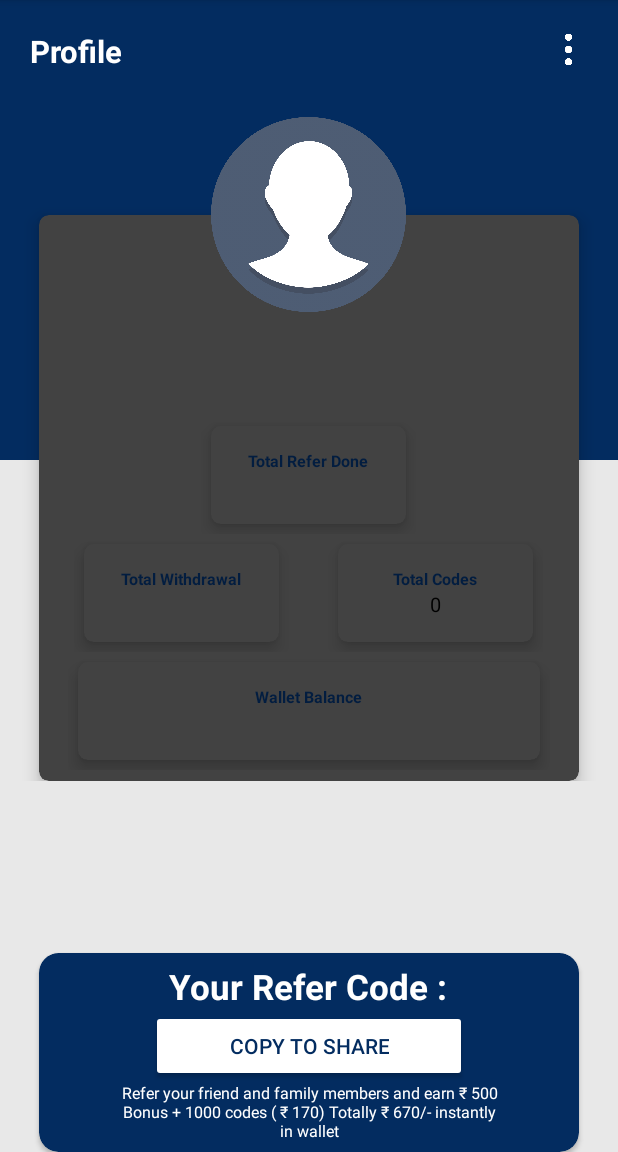
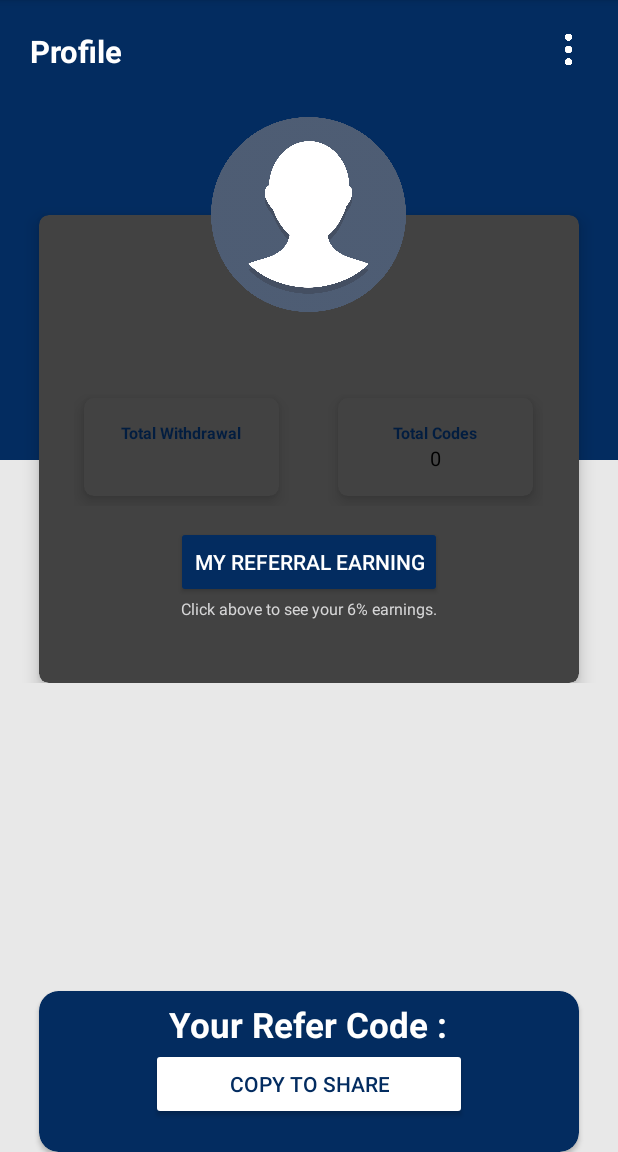
Before and after one commit to jayaprasad356/smart_id_app, an Android app: the fragment ProfileFragment shown on its own in the app's theme, on a phone screen of 412 x 824 dp, the part 84-1236 px from its top. Run offline under Robolectric (Android 15) with nearby library versions, the phone set to English and light mode, and no system bars; our stand-ins replace sdp/ssp sizes; network calls fail; 1 statement that could not run was skipped.

Commit message:
flow improved

```diff
--- a/app/src/main/java/com/app/fortuneapp/fragment/ProfileFragment.java
+++ b/app/src/main/java/com/app/fortuneapp/fragment/ProfileFragment.java
@@ -2,9 +2,8 @@ package com.app.fortuneapp.fragment;
 
 import android.annotation.SuppressLint;
 import android.app.Activity;
-import android.content.ClipData;
-import android.content.ClipboardManager;
 import android.content.Intent;
+import android.net.Uri;
 import android.os.Bundle;
 
 import androidx.cardview.widget.CardView;
@@ -22,6 +21,7 @@ import android.widget.TextView;
 import com.app.fortuneapp.R;
 import com.app.fortuneapp.activities.NotificaionActivity;
 import com.app.fortuneapp.activities.ReferEarnActivity;
+import com.app.fortuneapp.activities.ReferDetailsActivity;
 import com.app.fortuneapp.activities.UpdateProfileActivity;
 import com.app.fortuneapp.helper.Constant;
 import com.app.fortuneapp.helper.Session;
@@ -35,10 +35,10 @@ public class ProfileFragment extends Fragment implements PopupMenu.OnMenuItemCli
     Activity activity;
     Button btncopy;
 
-    private ClipboardManager myClipboard;
-    private ClipData myClip;
 
-    TextView tvName,tvMobile,tvEarn,tvWithdrawal,tvCodes,tvBalance,tvRefercode,tvTotalRefer;
+    Button btnReferDetails;
+
+    TextView tvName,tvMobile,tvEarn,tvWithdrawal,tvCodes,tvBalance,tvRefercode,tvTotalRefer,tvReferDescription;
 
 
     public ProfileFragment() {
@@ -68,6 +68,8 @@ public class ProfileFragment extends Fragment implements PopupMenu.OnMenuItemCli
         btncopy = root.findViewById(R.id.btncopy);
         tvRefercode = root.findViewById(R.id.tvRefercode);
         tvTotalRefer = root.findViewById(R.id.tvTotalRefer);
+        tvReferDescription = root.findViewById(R.id.tvReferDescription);
+        btnReferDetails = root.findViewById(R.id.btnReferDetails);
 
         tvName.setText(session.getData(Constant.NAME));
         tvMobile.setText(session.getData(Constant.MOBILE));
@@ -76,11 +78,20 @@ public class ProfileFragment extends Fragment implements PopupMenu.OnMenuItemCli
         tvCodes.setText(session.getInt(Constant.TOTAL_CODES) + "");
         tvBalance.setText(session.getData(Constant.BALANCE));
         tvTotalRefer.setText(session.getData(Constant.TOTAL_REFERRALS));
+        tvReferDescription.setText(session.getData(Constant.REFER_DESCRIPTION));
         cardView1.setOnClickListener(new View.OnClickListener() {
             @Override
             public void onClick(View view) {
                 Intent intent = new Intent(getActivity(), ReferEarnActivity.class);
                 startActivity(intent);
+            }
+        });
+        btnReferDetails.setOnClickListener(new View.OnClickListener() {
+            @Override
+            public void onClick(View view) {
+                Intent intent = new Intent(getActivity(), ReferDetailsActivity.class);
+                startActivity(intent);
+
             }
         });
 
@@ -95,7 +106,7 @@ public class ProfileFragment extends Fragment implements PopupMenu.OnMenuItemCli
                     shareIntent.setType("text/plain");
                     shareIntent.putExtra(Intent.EXTRA_SUBJECT, "My application name");
                     String shareMessage= "\nDOWNLOAD THE APP AND GET UNLIMITED EARNING .you can also Download App from below link and enter referral code while login-"+"\n"+text+"\n";
-                    shareMessage = shareMessage +"\nhttps://play.google.com/store/apps/details?id=com.app.fortuneapp \n\n";
+                    shareMessage = shareMessage +"\n https://play.google.com/store/apps/details?id=com.app.abcdapp \n\n";
                     shareIntent.putExtra(Intent.EXTRA_TEXT, shareMessage);
                     startActivity(Intent.createChooser(shareIntent, "choose one"));
                 } catch(Exception e) {
@@ -153,6 +164,13 @@ public class ProfileFragment extends Fragment implements PopupMenu.OnMenuItemCli
             startActivity(intent);
 
         }
+        else if (item.getItemId() == R.id.jobDetails){
+
+            Uri uri = Uri.parse(""+session.getData(Constant.JOB_DETAILS_LINK)); // missing 'http://' will cause crashed
+            Intent intent = new Intent(Intent.ACTION_VIEW, uri);
+            startActivity(intent);
+
+        }
         return false;
     }
 }
--- a/app/src/main/res/layout/fragment_profile.xml
+++ b/app/src/main/res/layout/fragment_profile.xml
@@ -50,12 +50,13 @@
             android:layout_height="wrap_content">
 
             <RelativeLayout
+                android:id="@+id/r2"
                 android:layout_width="match_parent"
                 android:layout_height="wrap_content">
 
                 <androidx.cardview.widget.CardView
                     android:layout_width="match_parent"
-                    android:layout_height="@dimen/_290sdp"
+                    android:layout_height="@dimen/_240sdp"
                     android:layout_marginHorizontal="@dimen/_20sdp"
                     android:layout_marginTop="@dimen/_50sdp"
                     app:cardCornerRadius="@dimen/_5sdp"
@@ -65,12 +66,7 @@
 
 
             </RelativeLayout>
-            <LinearLayout
-                android:layout_width="match_parent"
-                android:layout_height="wrap_content"
-                android:orientation="vertical">
 
-            </LinearLayout>
             <LinearLayout
                 android:id="@+id/l1"
                 android:layout_width="wrap_content"
@@ -95,6 +91,7 @@
                     android:layout_width="wrap_content"
                     android:layout_height="wrap_content"
                     android:text="+91 8847374373"
+                    android:visibility="gone"
                     android:textSize="@dimen/_10sdp"
                     android:layout_gravity="center"/>
 
@@ -113,8 +110,8 @@
                     android:layout_width="@dimen/_100sdp"
                     android:layout_height="@dimen/_50sdp"
                     app:cardElevation="@dimen/_5sdp"
+                    android:layout_margin="@dimen/_5sdp"
                     android:visibility="gone"
-                    android:layout_margin="@dimen/_5sdp"
                     app:cardCornerRadius="@dimen/_5sdp">
                     <LinearLayout
                         android:layout_width="wrap_content"
@@ -122,14 +119,16 @@
                         android:layout_gravity="center"
                         android:gravity="center"
                         android:padding="@dimen/_10sdp"
+
                         android:orientation="vertical">
+
                         <TextView
                             android:layout_width="wrap_content"
                             android:layout_height="wrap_content"
                             android:text="Total Earned"
-                            android:textStyle="bold"
                             android:textColor="@color/primaryDarkColor"
-                            android:textSize="@dimen/_8sdp"/>
+                            android:textSize="@dimen/_8sdp"
+                            android:textStyle="bold" />
                         <TextView
                             android:id="@+id/tvEarn"
                             android:layout_width="wrap_content"
@@ -144,10 +143,12 @@
                 </androidx.cardview.widget.CardView>
                 <Space
                     android:layout_width="@dimen/_20sdp"
-                    android:visibility="gone"
                     android:layout_height="wrap_content"/>
+
+
                 <androidx.cardview.widget.CardView
                     android:id="@+id/cardView1"
+                    android:visibility="gone"
                     android:layout_width="@dimen/_100sdp"
                     android:layout_height="@dimen/_50sdp"
                     app:cardElevation="@dimen/_5sdp"
@@ -193,27 +194,30 @@
                     app:cardElevation="@dimen/_5sdp"
                     android:layout_margin="@dimen/_5sdp"
                     app:cardCornerRadius="@dimen/_5sdp">
+
                     <LinearLayout
                         android:layout_width="wrap_content"
                         android:layout_height="wrap_content"
                         android:layout_gravity="center"
                         android:gravity="center"
-                        android:padding="@dimen/_8sdp"
-                        android:orientation="vertical">
+                        android:orientation="vertical"
+                        android:padding="@dimen/_8sdp">
+
                         <TextView
                             android:layout_width="wrap_content"
                             android:layout_height="wrap_content"
                             android:text="Total Withdrawal"
-                            android:textStyle="bold"
                             android:textColor="@color/primaryDarkColor"
-                            android:textSize="@dimen/_8sdp"/>
+                            android:textSize="@dimen/_8sdp"
+                            android:textStyle="bold" />
+
                         <TextView
                             android:id="@+id/tvWithdrawal"
                             android:layout_width="wrap_content"
                             android:layout_height="wrap_content"
                             android:text="0"
                             android:textColor="@color/black"
-                            android:textSize="@dimen/_10sdp"/>
+                            android:textSize="@dimen/_10sdp" />
 
                     </LinearLayout>
 
@@ -255,11 +259,31 @@
 
                 </androidx.cardview.widget.CardView>
             </LinearLayout>
+            <Button
+                android:layout_centerHorizontal="true"
+                android:layout_below="@+id/l3"
+                android:id="@+id/btnReferDetails"
+                android:layout_width="wrap_content"
+                android:layout_height="wrap_content"
+                android:backgroundTint="@color/primaryColor"
+                android:layout_marginTop="@dimen/_10sdp"
+                android:text="My Referral Earning"/>
+            <TextView
+                android:id="@+id/head"
+                android:layout_width="wrap_content"
+                android:layout_height="wrap_content"
+                android:layout_below="@+id/btnReferDetails"
+                android:textColor="@color/grey"
+                android:textSize="@dimen/_8sdp"
+                android:layout_centerHorizontal="true"
+                android:text="Click above to see your 6% earnings." />
             <LinearLayout
                 android:layout_width="match_parent"
                 android:layout_height="wrap_content"
-                android:layout_below="@+id/l3"
+                android:layout_below="@+id/btnReferDetails"
                 android:gravity="center"
+                android:layout_marginTop="@dimen/_5sdp"
+                android:visibility="gone"
                 android:layout_marginStart="@dimen/_35sdp"
                 android:layout_marginEnd="@dimen/_35sdp"
                 android:orientation="horizontal">
@@ -344,6 +368,7 @@
 
 
                 <TextView
+                    android:id="@+id/tvReferDescription"
                     android:layout_width="@dimen/_200sdp"
                     android:layout_height="wrap_content"
                     android:text="@string/refertext"
--- a/app/src/main/res/menu/popup_menu.xml
+++ b/app/src/main/res/menu/popup_menu.xml
@@ -14,7 +14,9 @@
     <item android:id="@+id/ReferEarn"
         android:title="Refer Earn">
     </item>
-
+    <item android:id="@+id/jobDetails"
+        android:title="Job Details">
+    </item>
 
 
     <item android:id="@+id/logoutitem"
```
Also changed, not shown: app/src/main/AndroidManifest.xml (+6 -1 lines), app/src/main/java/com/app/fortuneapp/Adapter/ReferandEarnAdapter.java (added, +77 -0 lines), app/src/main/java/com/app/fortuneapp/activities/ReferDetailsActivity.java (added, +213 -0 lines), app/src/main/java/com/app/fortuneapp/helper/Constant.java (+6 -1 lines), app/src/main/java/com/app/fortuneapp/model/Referandearn.java (added, +53 -0 lines), app/src/main/res/layout/activity_refer_details.xml (added, +164 -0 lines), app/src/main/res/layout/referearn_layout.xml (added, +109 -0 lines).
